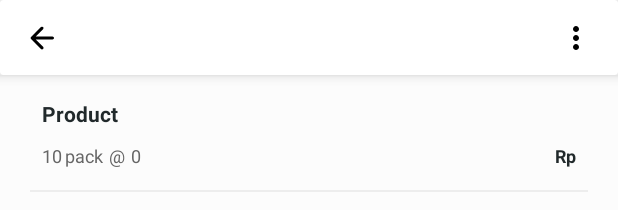
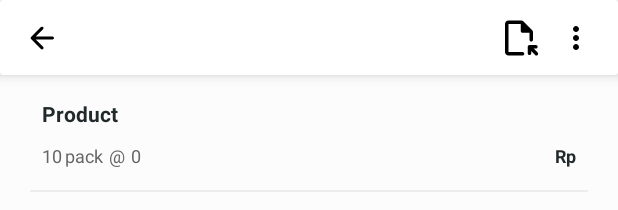
Before and after one commit to perangkatgunakarya/AndroidTokoPlastik, an Android app built with Jetpack Compose: the layout fragment_detail_history.xml on its own in the app's theme, with its tools: preview values and no code run, on a phone screen of 412 x 824 dp. Shown: the top 210 px of the screen. Run offline under Robolectric (Android 15) with nearby library versions, the phone set to English and light mode, and no system bars.

Commit message:
feat: add preview for detail history

```diff
--- a/app/build.gradle.kts
+++ b/app/build.gradle.kts
@@ -55,7 +55,7 @@ dependencies {
     testImplementation(libs.junit)
     androidTestImplementation(libs.androidx.junit)
     androidTestImplementation(libs.androidx.espresso.core)
-
+    implementation(libs.pdf.viewer)
     implementation(libs.hiltAndroid)
     kapt(libs.hiltCompiler)
     implementation(libs.retrofit)
--- /dev/null
+++ b/app/src/main/res/drawable/ic_file_open.xml
@@ -0,0 +1,9 @@
+<vector xmlns:android="http://schemas.android.com/apk/res/android"
+    android:width="24dp"
+    android:height="24dp"
+    android:viewportWidth="960"
+    android:viewportHeight="960">
+  <path
+      android:pathData="M240,880q-33,0 -56.5,-23.5T160,800v-640q0,-33 23.5,-56.5T240,80h287q16,0 30.5,6t25.5,17l194,194q11,11 17,25.5t6,30.5v167q0,17 -11.5,28.5T760,560q-17,0 -28.5,-11.5T720,520v-160L560,360q-17,0 -28.5,-11.5T520,320v-160L240,160v640h320q17,0 28.5,11.5T600,840q0,17 -11.5,28.5T560,880L240,880ZM760,777v49q0,17 -11.5,28.5T720,866q-17,0 -28.5,-11.5T680,826v-146q0,-17 11.5,-28.5T720,640h146q17,0 28.5,11.5T906,680q0,17 -11.5,28.5T866,720h-50l90,90q11,11 11,27.5T906,866q-12,12 -28.5,12T849,866l-89,-89ZM240,800v-640,640Z"
+      android:fillColor="#000000"/>
+</vector>
--- a/app/src/main/res/layout/fragment_detail_history.xml
+++ b/app/src/main/res/layout/fragment_detail_history.xml
@@ -75,10 +75,20 @@
                 android:text=""
                 android:textAlignment="textStart"
                 android:textColor="@color/g_black"
-                app:layout_constraintEnd_toStartOf="@id/menu_icon"
+                app:layout_constraintEnd_toStartOf="@id/button_preview"
                 app:layout_constraintBottom_toBottomOf="parent"
                 app:layout_constraintStart_toEndOf="@id/button_back"
                 app:layout_constraintTop_toTopOf="parent" />
+
+            <ImageView
+                android:id="@+id/button_preview"
+                android:layout_width="28dp"
+                android:layout_height="28dp"
+                android:layout_marginEnd="4dp"
+                android:src="@drawable/ic_file_open"
+                app:layout_constraintTop_toTopOf="parent"
+                app:layout_constraintEnd_toStartOf="@id/menu_icon"
+                app:layout_constraintBottom_toBottomOf="parent"/>
 
             <ImageView
                 android:id="@+id/menu_icon"
--- a/gradle/libs.versions.toml
+++ b/gradle/libs.versions.toml
@@ -12,6 +12,7 @@ constraintlayout = "2.1.4"
 googleGmsGoogleServices = "4.4.2"
 firebaseAuth = "23.0.0"
 hilt = "1.2.0"
+pdfViewer = "2.1.1"
 retrofit = "2.9.0"
 coroutines = "1.7.3"
 lifecycle = "2.2.0"
@@ -38,6 +39,7 @@ androidx-constraintlayout = { group = "androidx.constraintlayout", name = "const
 firebase-auth = { group = "com.google.firebase", name = "firebase-auth", version.ref = "firebaseAuth" }
 hiltAndroid = { module = "androidx.hilt:hilt-navigation-compose", version.ref = "hilt" }
 hiltCompiler = { module = "androidx.hilt:hilt-compiler", version.ref = "hilt" }
+pdf-viewer = { module = "io.github.afreakyelf:Pdf-Viewer", version.ref = "pdfViewer" }
 retrofit = { group = "com.squareup.retrofit2", name = "retrofit", version.ref = "retrofit" }
 coroutines-core = { group = "org.jetbrains.kotlinx", name = "kotlinx-coroutines-core", version.ref = "coroutines" }
 coroutines-android = { group = "org.jetbrains.kotlinx", name = "kotlinx-coroutines-android", version.ref = "coroutines" }
```
Also changed, not shown: app/src/main/java/com/example/tokoplastik/ui/history/DetailHistoryFragment.kt (+33 -0 lines), 1 other file.
